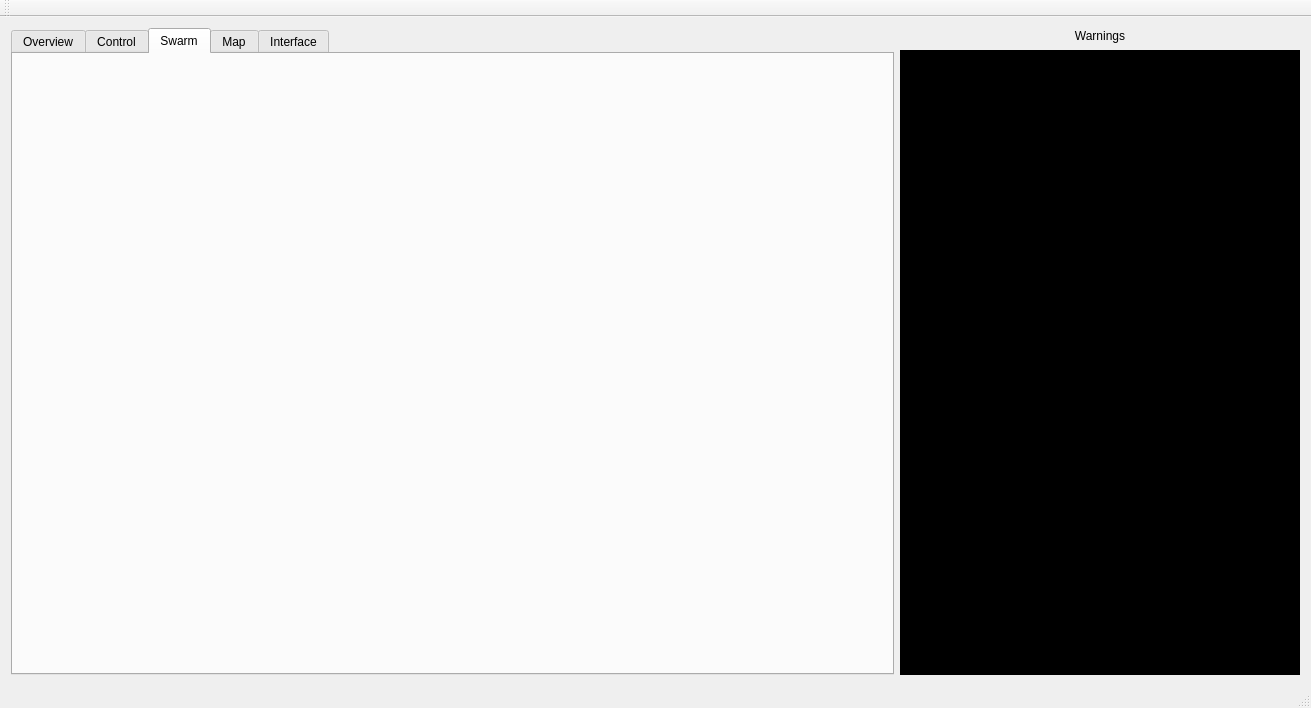
Above: modules/ControlGUI/mainwindow.ui from YCP-Swarm-Robotics-Capstone-2020-2021/SRCSim before the change. Below: the same form after it.
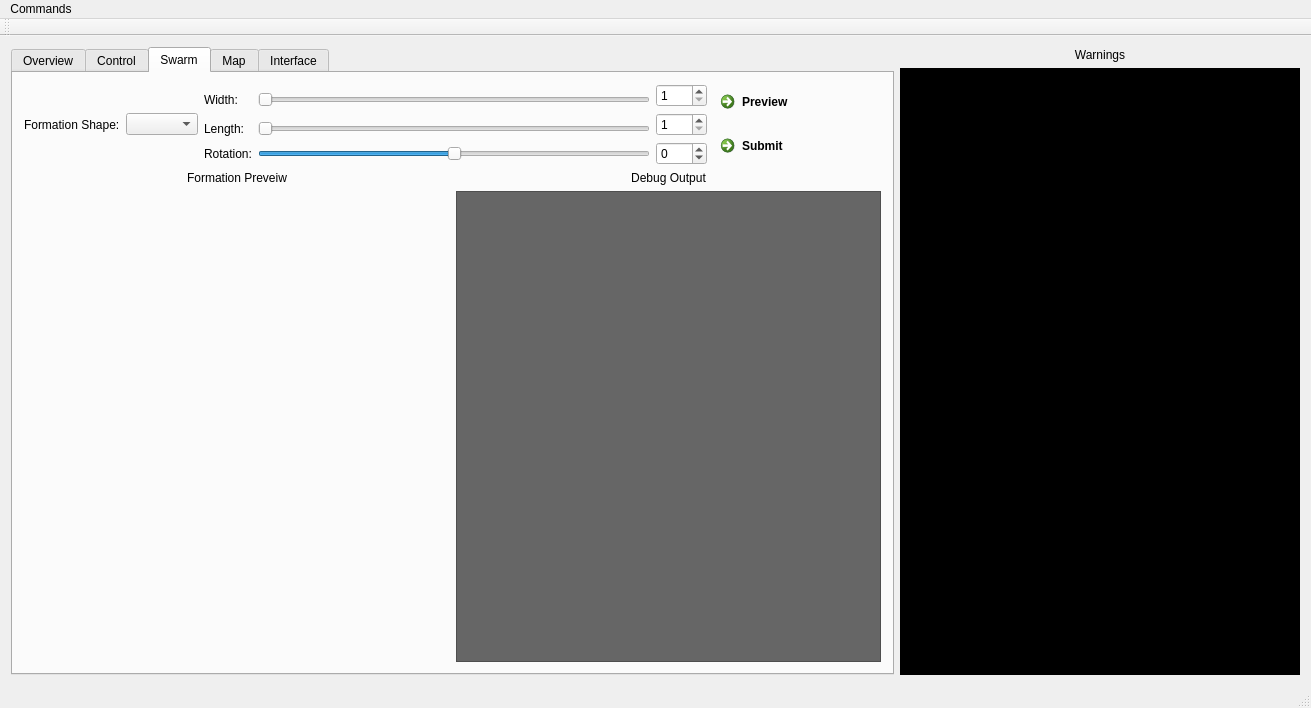
That is the form after the change. The open tabs and pages were chosen to show the change.

Diff of the .ui file:
```diff
--- a/modules/ControlGUI/mainwindow.ui
+++ b/modules/ControlGUI/mainwindow.ui
@@ -828,6 +828,174 @@
        <attribute name="title">
         <string>Swarm</string>
        </attribute>
+       <layout class="QGridLayout" name="gridLayout_8">
+        <item row="0" column="0" colspan="2">
+         <layout class="QHBoxLayout" name="horizontalLayout_11">
+          <item>
+           <layout class="QHBoxLayout" name="horizontalLayout_10">
+            <item>
+             <widget class="QLabel" name="label_13">
+              <property name="text">
+               <string>Formation Shape:</string>
+              </property>
+             </widget>
+            </item>
+            <item>
+             <widget class="QComboBox" name="comboBox"/>
+            </item>
+            <item>
+             <layout class="QGridLayout" name="gridLayout_7">
+              <item row="0" column="0" rowspan="2">
+               <widget class="QLabel" name="label_14">
+                <property name="text">
+                 <string>Width:</string>
+                </property>
+               </widget>
+              </item>
+              <item row="0" column="1" rowspan="2">
+               <widget class="QSlider" name="horizontalSlider_3">
+                <property name="minimum">
+                 <number>1</number>
+                </property>
+                <property name="maximum">
+                 <number>6</number>
+                </property>
+                <property name="orientation">
+                 <enum>Qt::Horizontal</enum>
+                </property>
+               </widget>
+              </item>
+              <item row="0" column="2">
+               <widget class="QSpinBox" name="spinBox">
+                <property name="minimum">
+                 <number>1</number>
+                </property>
+                <property name="maximum">
+                 <number>6</number>
+                </property>
+               </widget>
+              </item>
+              <item row="1" column="2" rowspan="2">
+               <widget class="QSpinBox" name="spinBox_2">
+                <property name="minimum">
+                 <number>1</number>
+                </property>
+                <property name="maximum">
+                 <number>6</number>
+                </property>
+               </widget>
+              </item>
+              <item row="2" column="0">
+               <widget class="QLabel" name="label_15">
+                <property name="text">
+                 <string>Length:</string>
+                </property>
+               </widget>
+              </item>
+              <item row="2" column="1">
+               <widget class="QSlider" name="horizontalSlider_2">
+                <property name="minimum">
+                 <number>1</number>
+                </property>
+                <property name="maximum">
+                 <number>6</number>
+                </property>
+                <property name="orientation">
+                 <enum>Qt::Horizontal</enum>
+                </property>
+               </widget>
+              </item>
+              <item row="3" column="0">
+               <widget class="QLabel" name="label_16">
+                <property name="text">
+                 <string>Rotation:</string>
+                </property>
+               </widget>
+              </item>
+              <item row="3" column="1">
+               <widget class="QSlider" name="horizontalSlider">
+                <property name="minimum">
+                 <number>-180</number>
+                </property>
+                <property name="maximum">
+                 <number>180</number>
+                </property>
+                <property name="orientation">
+                 <enum>Qt::Horizontal</enum>
+                </property>
+               </widget>
+              </item>
+              <item row="3" column="2">
+               <widget class="QSpinBox" name="spinBox_3">
+                <property name="minimum">
+                 <number>-180</number>
+                </property>
+                <property name="maximum">
+                 <number>180</number>
+                </property>
+               </widget>
+              </item>
+             </layout>
+            </item>
+           </layout>
+          </item>
+          <item>
+           <layout class="QVBoxLayout" name="verticalLayout_6">
+            <item>
+             <widget class="QCommandLinkButton" name="commandLinkButton">
+              <property name="text">
+               <string>Preview</string>
+              </property>
+             </widget>
+            </item>
+            <item>
+             <widget class="QCommandLinkButton" name="commandLinkButton_2">
+              <property name="text">
+               <string>Submit</string>
+              </property>
+             </widget>
+            </item>
+           </layout>
+          </item>
+         </layout>
+        </item>
+        <item row="1" column="0">
+         <widget class="QLabel" name="label_18">
+          <property name="text">
+           <string>Formation Preveiw</string>
+          </property>
+          <property name="alignment">
+           <set>Qt::AlignCenter</set>
+          </property>
+         </widget>
+        </item>
+        <item row="1" column="1">
+         <widget class="QLabel" name="label_17">
+          <property name="text">
+           <string>Debug Output</string>
+          </property>
+          <property name="alignment">
+           <set>Qt::AlignCenter</set>
+          </property>
+         </widget>
+        </item>
+        <item row="2" column="1">
+         <widget class="QTextBrowser" name="textBrowser_2">
+          <property name="sizePolicy">
+           <sizepolicy hsizetype="Preferred" vsizetype="Expanding">
+            <horstretch>0</horstretch>
+            <verstretch>0</verstretch>
+           </sizepolicy>
+          </property>
+          <property name="styleSheet">
+           <string notr="true">background-color:rgb(102, 102, 102)</string>
+          </property>
+         </widget>
+        </item>
+        <item row="2" column="0">
+         <layout class="QGridLayout" name="glLayout"/>
+        </item>
+       </layout>
       </widget>
       <widget class="QWidget" name="mapTab">
        <attribute name="title">
@@ -891,6 +1059,13 @@
      <height>25</height>
     </rect>
    </property>
+   <widget class="QMenu" name="menuCommands">
+    <property name="title">
+     <string>Commands</string>
+    </property>
+    <addaction name="actionKill_All"/>
+   </widget>
+   <addaction name="menuCommands"/>
   </widget>
   <widget class="QToolBar" name="mainToolBar">
    <attribute name="toolBarArea">
```
Left out of the diff: 111 changed lines with no effect on the pictures.
